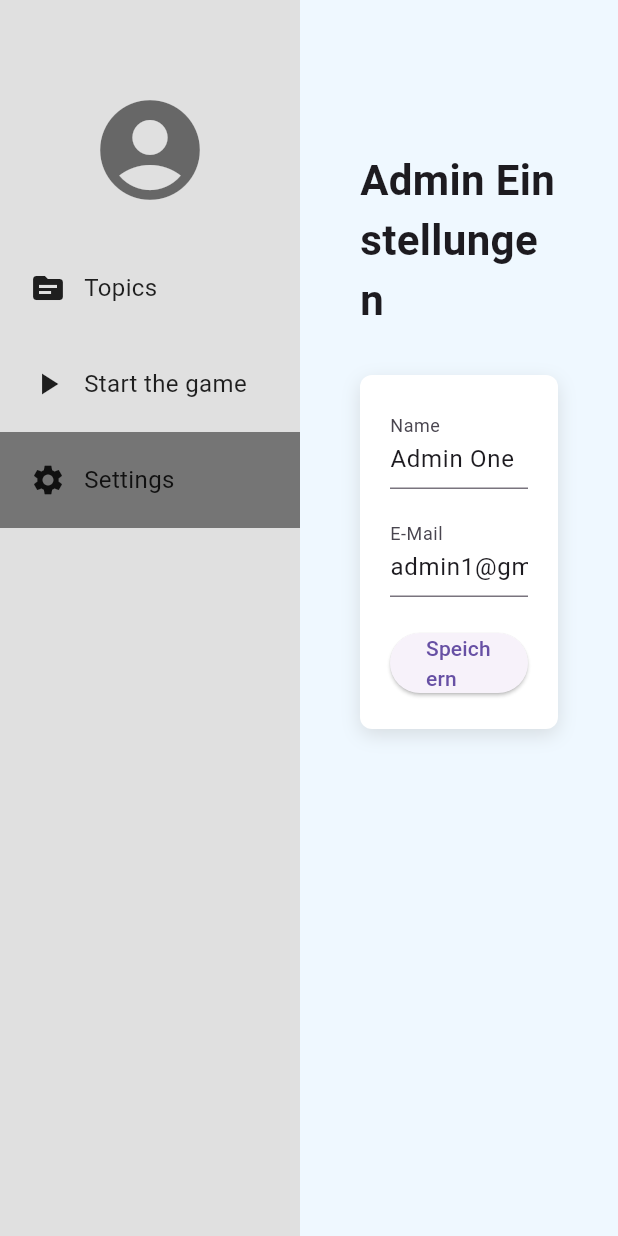
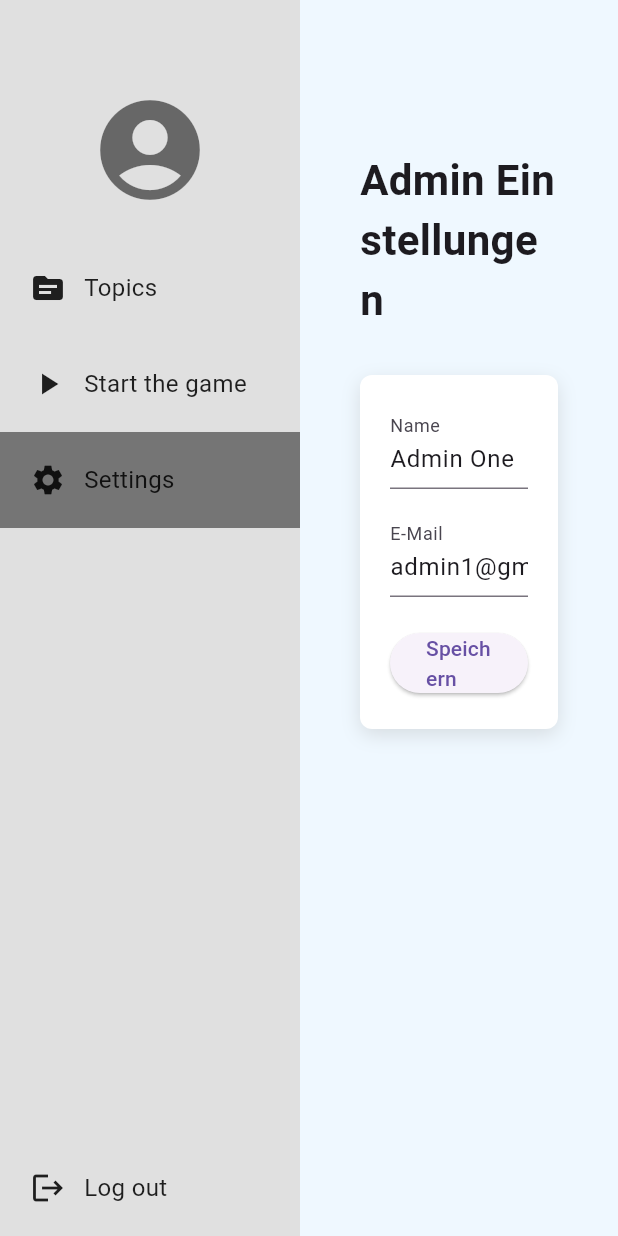
Before and after one commit to Kahuut/Kahuut_, a Flutter app: the AdminStartseite screen opened directly, on a phone screen of 412 x 824 dp. Run offline on Flutter 3.47's test engine with Material 3 defaults, Android fonts, the light colour scheme and no system bars.

Commit message:
Menü Seite Update

```diff
--- a/lib/pages/AdminBereich/AdminStartseite.dart
+++ b/lib/pages/AdminBereich/AdminStartseite.dart
@@ -1,4 +1,5 @@
 import 'package:flutter/material.dart';
+import '../../main.dart';
 import 'topics.dart';
 import 'start_the_game.dart';
 
@@ -90,6 +91,16 @@ class _AdminStartseiteState extends State<AdminStartseite> {
                 _buildMenuButton(context, 'Settings', Icons.settings, () {
                   // Bleibe auf derselben Seite
                 }),
+
+                const Spacer(),
+
+                // Logout Button
+                _buildMenuButton(context, 'Log out', Icons.logout, () {
+                  Navigator.pushReplacement(
+                    context,
+                    MaterialPageRoute(builder: (context) => const MyApp()),
+                  );
+                }),
               ],
             ),
           ),
```
